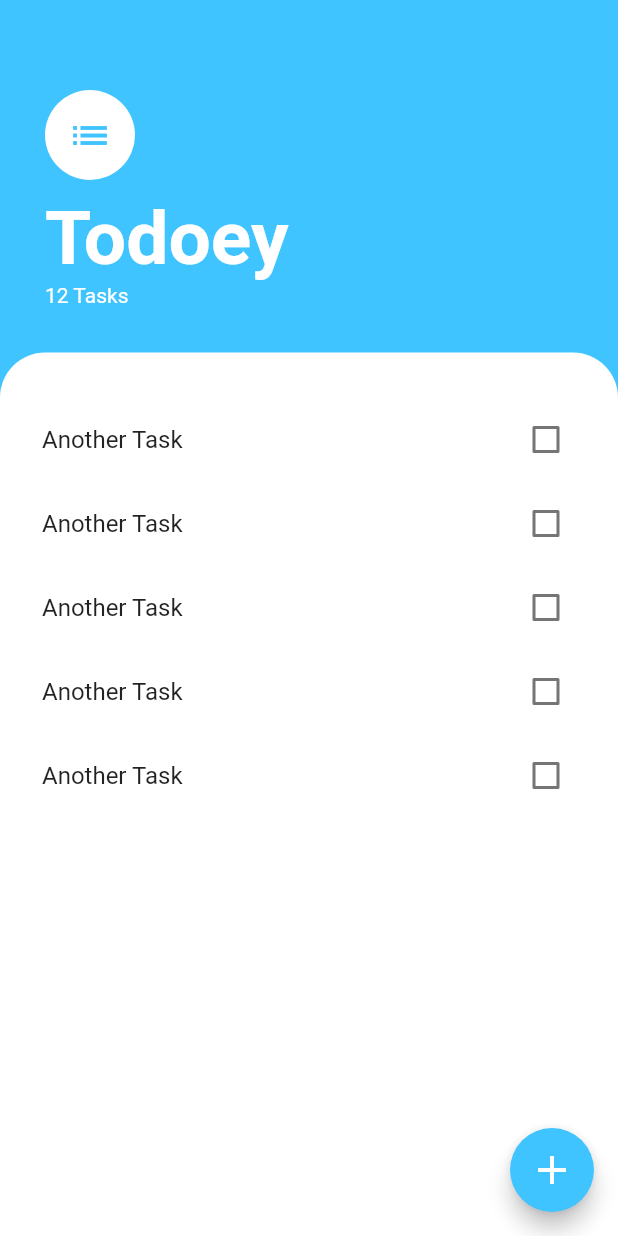
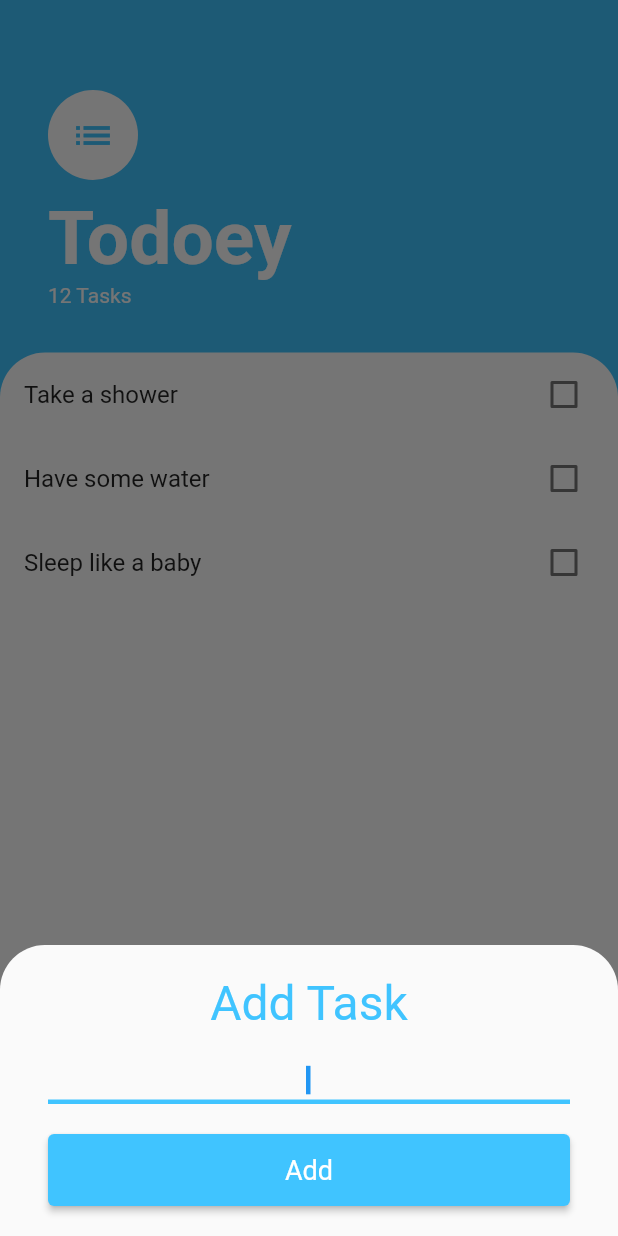
Before and after one commit to Dark3088/todoeyapp, a Flutter app: the screen it shows after launch, after a tap on the "add" icon, on a phone screen of 412 x 824 dp. Run offline on Flutter 3.47's test engine with Material 2 defaults, Android fonts, the phone set to English and light mode, and no system bars.

Commit message:
Made ListView more efficient
- Extracted task management features to a "Task Manager"
- Code refactored

```diff
--- a/lib/main.dart
+++ b/lib/main.dart
@@ -5,24 +5,15 @@ void main() {
   runApp(const MyApp());
 }
 
-class MyApp extends StatefulWidget {
+class MyApp extends StatelessWidget {
   const MyApp({super.key});
 
   @override
-  State<MyApp> createState() => _MyAppState();
-}
-
-class _MyAppState extends State<MyApp> {
-  @override
   Widget build(BuildContext context) {
-    bool isChecked = false;
-    return MaterialApp(
-        debugShowCheckedModeBanner: false,
-        home: TasksScreen(
-          onTaskSelected: (value) => setState(() {
-            isChecked = value;
-          }),
-          isTaskSelected: isChecked,
-        ));
+    // TODO: implement build
+    return const MaterialApp(
+      debugShowCheckedModeBanner: false,
+      home: TasksScreen(),
+    );
   }
 }
--- /dev/null
+++ b/lib/models/task.dart
@@ -0,0 +1,33 @@
+class Task {
+  final String name;
+  bool isDone;
+
+  Task({required this.name, this.isDone = false});
+
+  void updateCheckbox() {
+    isDone = !isDone;
+  }
+}
+
+class TaskManager {
+  TaskManager();
+
+  List<Task> taskList = [
+    Task(name: 'Take a shower'),
+    Task(name: 'Have some water'),
+    Task(name: 'Sleep like a baby'),
+  ];
+
+  List<Task> createNewTask({String taskText = ''}) {
+    taskList.add(Task(name: taskText));
+    return taskList;
+  }
+
+  List<Task> getTasksList() => taskList;
+
+  void updateTaskState(int taskIndex) => taskList[taskIndex].updateCheckbox();
+
+  void removeTaskAt({required int position}) {
+    taskList.removeAt(position);
+  }
+}
--- /dev/null
+++ b/lib/screens/add_task_screen.dart
@@ -0,0 +1,70 @@
+import 'package:flutter/material.dart';
+
+class AddTaskScreen extends StatelessWidget {
+  const AddTaskScreen({super.key});
+
+  @override
+  Widget build(BuildContext context) {
+    return Container(
+      padding: const EdgeInsets.only(
+        top: 20,
+        left: 32,
+        right: 32,
+      ),
+      child: Column(
+        children: [
+          const Text(
+            'Add Task',
+            style: TextStyle(
+              fontSize: 32,
+              color: Colors.lightBlueAccent,
+            ),
+          ),
+          const SizedBox(height: 10),
+          Container(
+            height: 38,
+            decoration: const BoxDecoration(
+              border: Border(
+                bottom: BorderSide(
+                  color: Colors.lightBlueAccent,
+                  width: 3,
+                ),
+              ),
+            ),
+            child: TextFormField(
+              cursorWidth: 3,
+              autofocus: true,
+              textAlign: TextAlign.center,
+              keyboardType: TextInputType.text,
+              onEditingComplete: () {},
+              onChanged: (value) {},
+              maxLines: 1,
+              decoration: const InputDecoration(border: InputBorder.none),
+            ),
+          ),
+          const SizedBox(height: 20),
+          SizedBox(
+            width: MediaQuery.of(context).size.width,
+            height: 48,
+            child: ElevatedButton(
+              onPressed: () {},
+              style: ButtonStyle(
+                backgroundColor: MaterialStateColor.resolveWith(
+                  (states) => Colors.lightBlueAccent,
+                ),
+                textStyle: MaterialStateTextStyle.resolveWith(
+                  (states) => const TextStyle(color: Colors.white),
+                ),
+              ),
+              child: const Text(
+                'Add',
+                style: TextStyle(fontSize: 18),
+              ),
+            ),
+          ),
+          const SizedBox(height: 20)
+        ],
+      ),
+    );
+  }
+}
--- a/lib/screens/tasks_screen.dart
+++ b/lib/screens/tasks_screen.dart
@@ -1,14 +1,10 @@
 import 'package:flutter/material.dart';
+import 'package:todoeyapp/screens/add_task_screen.dart';
+import 'package:todoeyapp/widgets/task_tile.dart';
 import '../widgets/task_list.dart';
 
 class TasksScreen extends StatelessWidget {
-  final void Function(bool) onTaskSelected;
-  final bool isTaskSelected;
-  const TasksScreen({
-    super.key,
-    required this.onTaskSelected,
-    required this.isTaskSelected,
-  });
+  const TasksScreen({super.key});
 
   @override
   Widget build(BuildContext context) {
@@ -19,7 +15,23 @@ class TasksScreen extends StatelessWidget {
           Icons.add,
           size: 32,
         ),
-        onPressed: () {},
+        onPressed: () {
+          showModalBottomSheet(
+            shape: const RoundedRectangleBorder(
+              borderRadius: BorderRadiusDirectional.only(
+                topStart: Radius.circular(30),
+                topEnd: Radius.circular(30),
+              ),
+            ),
+            context: context,
+            isScrollControlled: true,
+            builder: (context) => SingleChildScrollView(
+                padding: EdgeInsets.only(
+                  bottom: MediaQuery.of(context).viewInsets.bottom,
+                ),
+                child: const AddTaskScreen()),
+          );
+        },
       ),
       backgroundColor: Colors.lightBlueAccent,
       body: Column(
@@ -28,8 +40,8 @@ class TasksScreen extends StatelessWidget {
           Container(
             padding: const EdgeInsets.only(
               top: 60,
-              left: 30,
-              right: 30,
+              left: 32,
+              right: 32,
               bottom: 30,
             ),
             child: const Column(
@@ -70,10 +82,7 @@ class TasksScreen extends StatelessWidget {
                   topRight: Radius.circular(30),
                 ),
               ),
-              child: TaskList(
-                isTaskChecked: isTaskSelected,
-                onTaskChecked: (value) => onTaskSelected(value),
-              ),
+              child: const TaskList(),
             ),
           ),
         ],
@@ -81,18 +90,3 @@ class TasksScreen extends StatelessWidget {
     );
   }
 }
-
-List<CheckboxListTile> generateTaskList({
-  required void Function(bool) onChecked,
-  bool isChecked = false,
-}) {
-  List<CheckboxListTile> tasks = [];
-  List.generate(5, (index) {
-    tasks.add(CheckboxListTile(
-      title: Text('Task Number ${index + 1}'),
-      value: isChecked,
-      onChanged: (isTaskChecked) => onChecked(isTaskChecked!),
-    ));
-  });
-  return tasks;
-}
--- a/lib/widgets/task_list.dart
+++ b/lib/widgets/task_list.dart
@@ -1,32 +1,32 @@
 import 'package:flutter/material.dart';
 import 'package:todoeyapp/widgets/task_tile.dart';
+import '../models/task.dart';
 
-class TaskList extends StatelessWidget {
-  const TaskList({
-    required this.isTaskChecked,
-    required this.onTaskChecked,
-    super.key,
-  });
+var taskManager = TaskManager();
 
-  final bool isTaskChecked;
-  final Function(bool) onTaskChecked;
+class TaskList extends StatefulWidget {
+  const TaskList({super.key});
+
+  @override
+  State<TaskList> createState() => _TaskListState();
+}
+
+class _TaskListState extends State<TaskList> {
+  List<Task> taskList = taskManager.getTasksList();
 
   @override
   Widget build(BuildContext context) {
-    return ListView(
-      padding: const EdgeInsets.only(
-        top: 30,
-        left: 12,
-        right: 12,
-        bottom: 30,
-      ),
-      children: const [
-        TaskTile(),
-        TaskTile(),
-        TaskTile(),
-        TaskTile(),
-        TaskTile(),
-      ],
+    return ListView.builder(
+      itemBuilder: (BuildContext context, int index) {
+        return CheckboxTile(
+          name: taskList[index].name,
+          checkboxState: taskList[index].isDone,
+          onUpdateCheckbox: (newState) => setState(() {
+            taskManager.updateTaskState(index);
+          }),
+        );
+      },
+      itemCount: taskList.length,
     );
   }
 }
--- a/lib/widgets/task_tile.dart
+++ b/lib/widgets/task_tile.dart
@@ -1,13 +1,26 @@
 import 'package:flutter/material.dart';
 
-class TaskTile extends StatelessWidget {
-  const TaskTile({super.key});
+class CheckboxTile extends StatelessWidget {
+  const CheckboxTile({
+    super.key,
+    required this.onUpdateCheckbox,
+    required this.name,
+    required this.checkboxState,
+  });
+
+  final bool checkboxState;
+  final String name;
+  final Function onUpdateCheckbox;
 
   @override
   Widget build(BuildContext context) {
     return CheckboxListTile(
-        title: const Text('Another Task'),
-        value: false,
-        onChanged: (isTaskChecked) => () {});
+      title: Text(name,
+          style: TextStyle(
+            decoration: checkboxState ? TextDecoration.lineThrough : null,
+          )),
+      value: checkboxState,
+      onChanged: (newState) => onUpdateCheckbox(newState),
+    );
   }
 }
```
